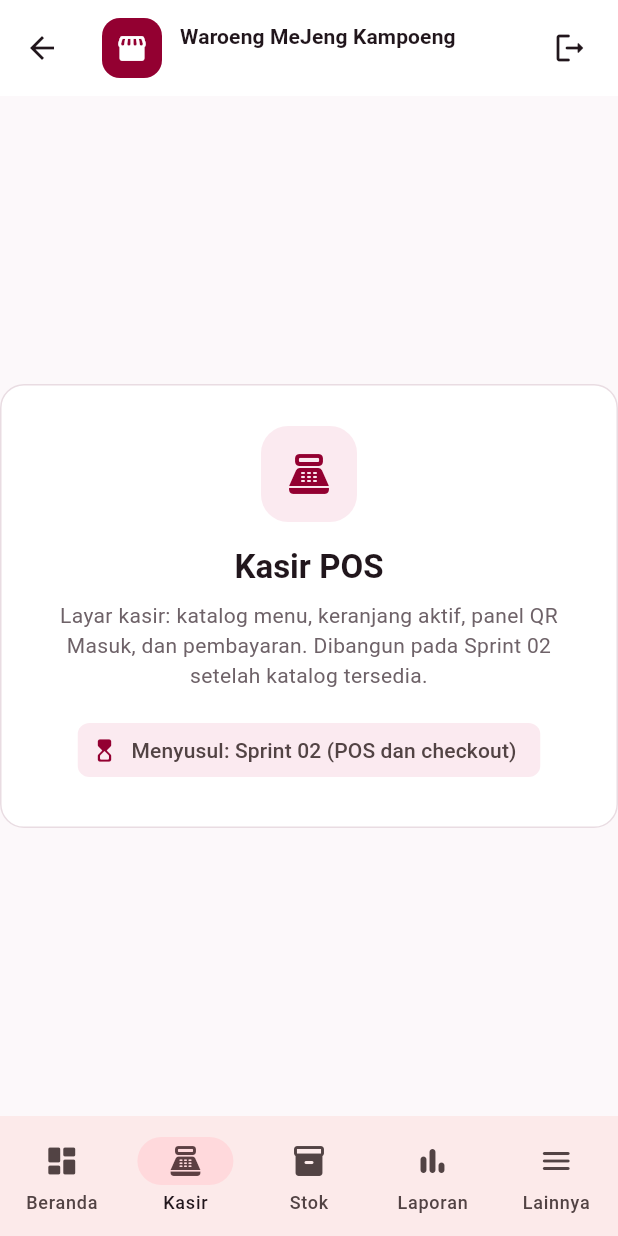
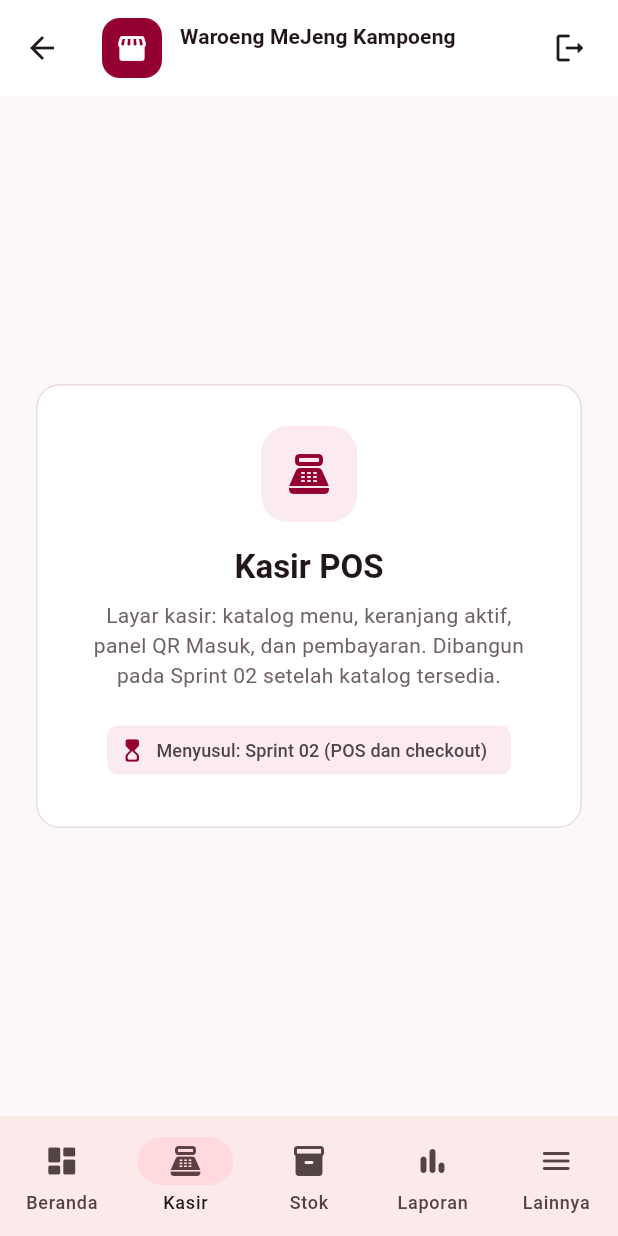
Before and after one commit to awaaaaja/SmartPOS, a Flutter app: the AppShell screen opened directly, item 2 of the bottom bar chosen, on a phone screen of 412 x 824 dp. Run offline on Flutter 3.47's test engine with Material 3 defaults, Android fonts, the phone set to English and light mode, and no system bars; our stand-ins replace flutter_riverpod, supabase_flutter; accounts and stored records are empty.

Commit message:
Sprint 01: bukti device fisik, fix overflow landscape placeholder, gate S01 lulus
- Bug nyata di HP landscape: ModulePlaceholder BOTTOM OVERFLOWED 112px;
  perbaiki dengan LayoutBuilder+SingleChildScrollView+minHeight
- Tambah test regresi viewport pendek (640x240) - 20/20 test lulus
- Evidence screenshot device di docs/evidence/sprint01/
- Gate S01: 3/3 lulus (S01-08 CI tetap menunggu remote GitHub)

```diff
--- a/apps/pos_flutter/lib/core/widgets/module_placeholder.dart
+++ b/apps/pos_flutter/lib/core/widgets/module_placeholder.dart
@@ -21,7 +21,14 @@ class ModulePlaceholder extends StatelessWidget {
   @override
   Widget build(BuildContext context) {
     final theme = Theme.of(context);
-    return Center(
+    // LayoutBuilder+minHeight: kartu tetap terpusat bila cukup ruang,
+    // dan bisa di-scroll di viewport pendek (landscape HP) tanpa overflow.
+    return LayoutBuilder(
+      builder: (context, constraints) => SingleChildScrollView(
+        padding: const EdgeInsets.all(24),
+        child: ConstrainedBox(
+          constraints: BoxConstraints(minHeight: constraints.maxHeight - 48),
+          child: Center(
             child: ConstrainedBox(
               constraints: const BoxConstraints(maxWidth: 460),
               child: Card(
@@ -49,17 +56,28 @@ class ModulePlaceholder extends StatelessWidget {
                       Text(
                         description,
                         textAlign: TextAlign.center,
-                  style:
-                      theme.textTheme.bodyMedium?.copyWith(color: textSecondary),
+                        style: theme.textTheme.bodyMedium
+                            ?.copyWith(color: textSecondary),
                       ),
                       const SizedBox(height: 16),
-                Chip(
-                  avatar: const Icon(Icons.hourglass_top_rounded, size: 18),
-                  label: Text('Menyusul: $targetSprint'),
+                      ConstrainedBox(
+                        constraints: const BoxConstraints(maxWidth: 360),
+                        child: Chip(
+                          avatar: const Icon(Icons.hourglass_top_rounded,
+                              size: 18),
+                          label: Text(
+                            'Menyusul: $targetSprint',
+                            softWrap: true,
+                            style: const TextStyle(fontSize: 12),
+                          ),
                           backgroundColor: brandSoft,
                           side: BorderSide.none,
                         ),
+                      ),
                     ],
+                  ),
+                ),
+              ),
             ),
           ),
         ),
```
Also changed, not shown: docs/evidence/sprint01/device-01-login.png (added), docs/evidence/sprint01/device-02-beranda.png (added), docs/evidence/sprint01/device-03-lainnya.png (added), docs/evidence/sprint01/device-04-landscape.png (added), docs/evidence/sprint01/device-05-landscape-tanpa-overflow.png (added), docs/evidence/sprint01/device-06-landscape-dashboard.png (added), docs/evidence/sprint01/login-tablet.png (added), docs/evidence/sprint01/qr-web-menu-hp.png (added), docs/evidence/sprint01/qr-web-token-salah.png (added), docs/evidence/sprint01/shell-tablet-setelah-login.png (added), 3 other files. Lines whose indentation alone changed are shown as unchanged.
